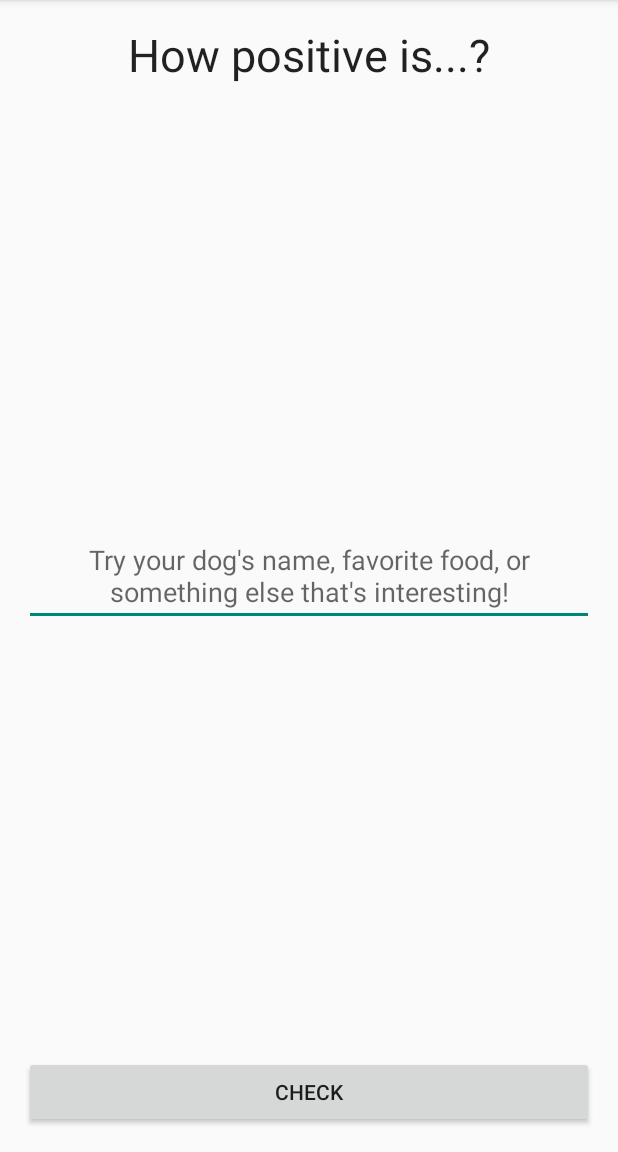
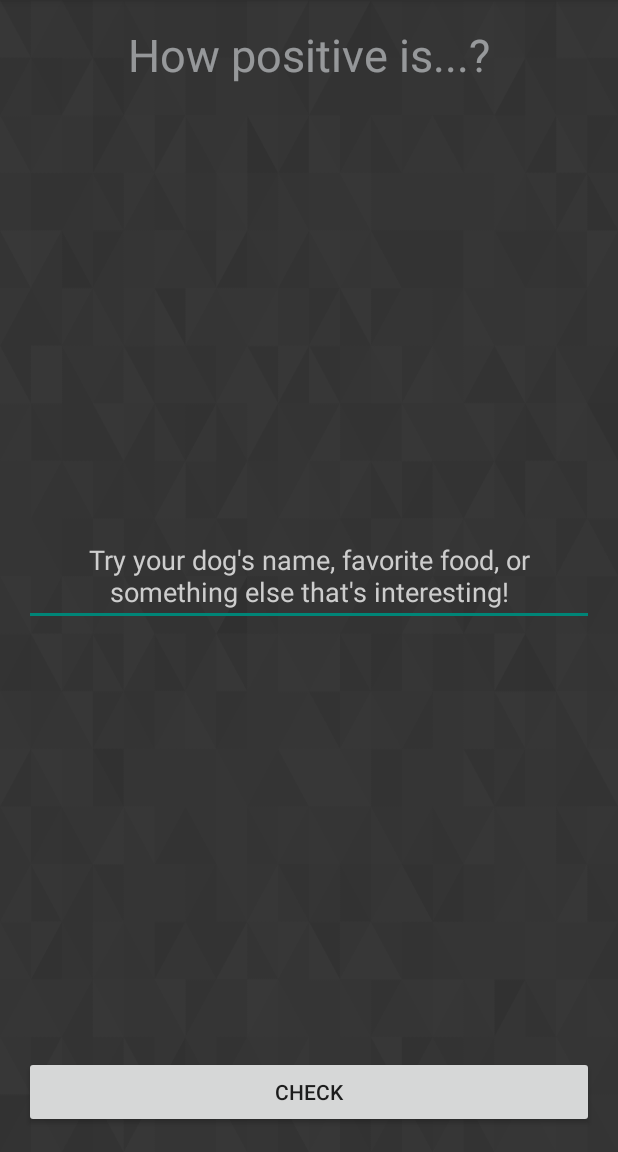
Before and after one commit to FancyVase/hackmit15, an Android app: the screen it shows after launch (MainActivity), on a phone screen of 412 x 824 dp, the part 84-1236 px from its top. Run offline under Robolectric (Android 15) with nearby library versions, the phone set to English and light mode, and no system bars; libraries missing offline, so code that uses them is left out: io.indico, io.indico.network, io.indico.results, io.indico.utils; 1 statement that could not run was skipped.

Commit message:
UI and icon designs

```diff
--- a/app/src/main/res/layout/activity_main.xml
+++ b/app/src/main/res/layout/activity_main.xml
@@ -4,7 +4,10 @@
     android:paddingRight="@dimen/activity_horizontal_margin"
     android:paddingTop="@dimen/activity_vertical_margin"
     android:paddingBottom="@dimen/activity_vertical_margin" tools:context=".MainActivity"
-    android:gravity="center_horizontal">
+    android:gravity="center_horizontal"
+    android:background="@drawable/bg">
+
+
 
     <TextView
         android:layout_width="wrap_content"
@@ -14,7 +17,8 @@
         android:id="@+id/titleTextView"
         android:textSize="30dp"
         android:layout_alignParentTop="true"
-        android:layout_centerHorizontal="true" />
+        android:layout_centerHorizontal="true"
+        android:textColor="#80f8fcff" />
 
     <EditText
         android:layout_width="wrap_content"
@@ -26,7 +30,9 @@
         android:layout_centerVertical="true"
         android:layout_centerHorizontal="true"
         android:hint="Try your dog&apos;s name, favorite food, or something else that&apos;s interesting!"
-        android:textAlignment="gravity" />
+        android:textAlignment="gravity"
+        android:textColor="#ffffff"
+        android:textColorHint="#cdcdcd" />
 
     <Button
         android:layout_width="match_parent"
```
Also changed, not shown: app/src/main/java/hiram/xyz/hackmit15/MainActivity.java (+0 -12 lines), app/src/main/res/drawable/bg.png (added), app/src/main/res/mipmap-hdpi/ic_launcher.png (deleted), app/src/main/res/mipmap-mdpi/ic_launcher.png (deleted), app/src/main/res/mipmap-xhdpi/ic_launcher.png (deleted), app/src/main/res/mipmap-xxhdpi/ic_launcher.png, 1 other file.
